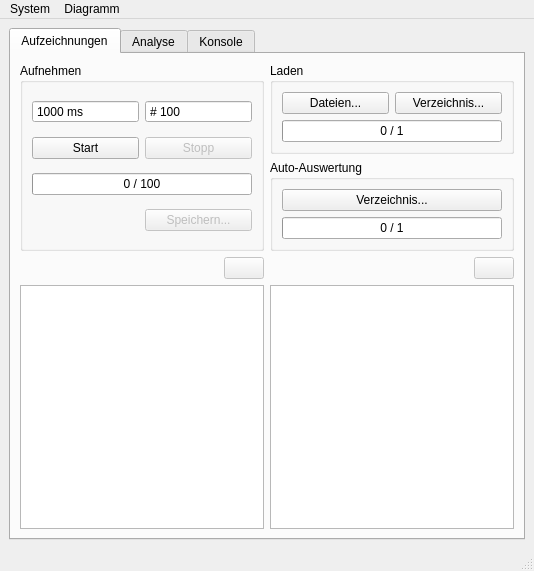
Above: src/mainwindow.ui from mathklk/QCDF before the change. Below: the same form after it.
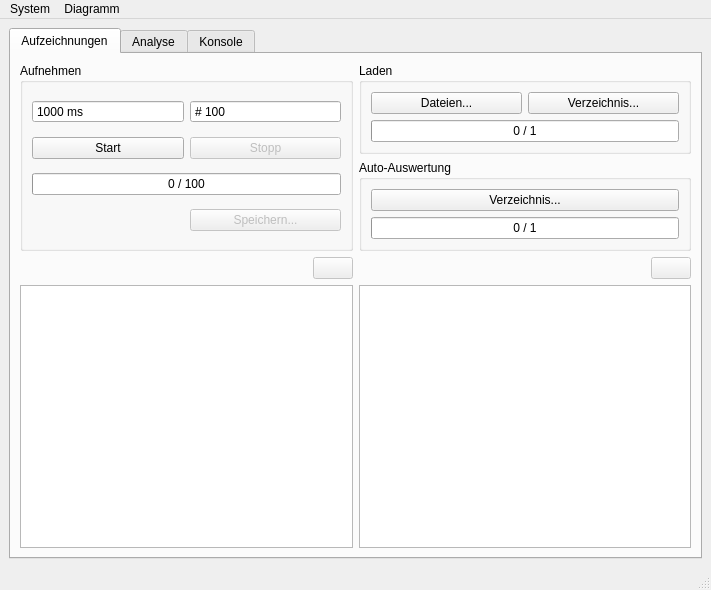
That is the form after the change. The open tabs and pages were chosen to show the change. Icons and pictures are not drawn. Custom widgets are drawn as their Qt base class.

```diff
--- a/src/mainwindow.ui
+++ b/src/mainwindow.ui
@@ -6,8 +6,8 @@
    <rect>
     <x>0</x>
     <y>0</y>
-    <width>534</width>
-    <height>571</height>
+    <width>711</width>
+    <height>590</height>
    </rect>
   </property>
   <property name="windowTitle">
@@ -617,7 +617,7 @@
     <rect>
      <x>0</x>
      <y>0</y>
-     <width>534</width>
+     <width>711</width>
      <height>23</height>
     </rect>
    </property>
```
Left out of the diff: 2 changed lines with no effect on the pictures.
